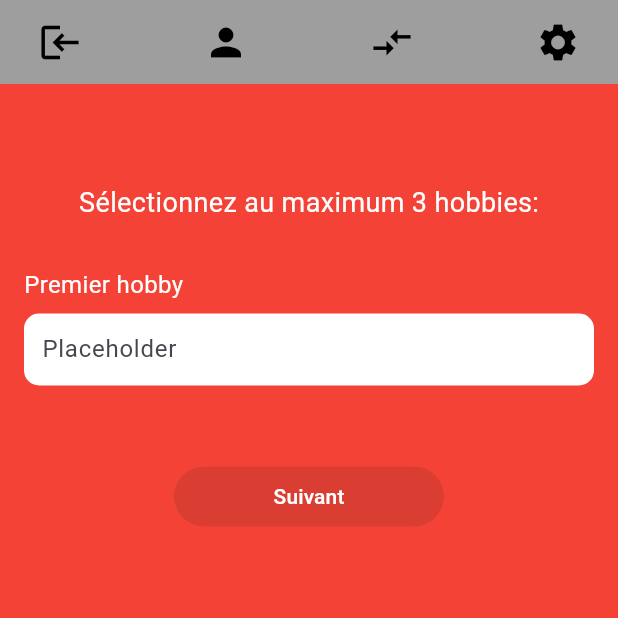
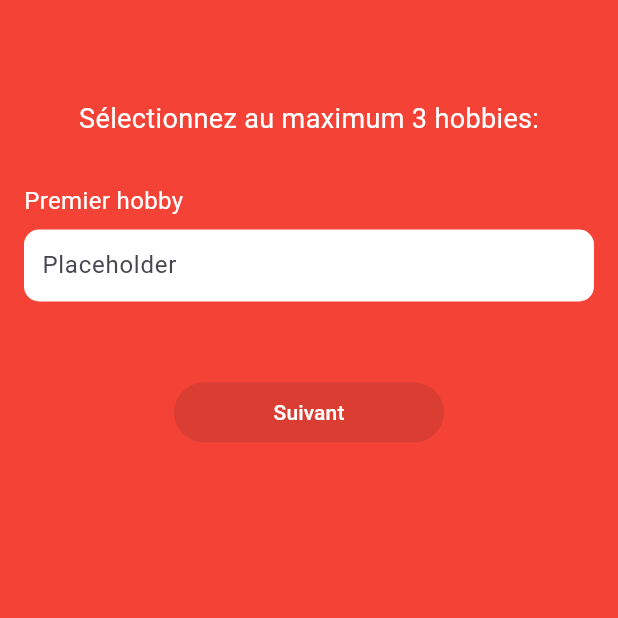
Before and after one commit to algosup/2023-2024-project-5-flutter-team-7, a Flutter app: the HobbiesSelectionScreen screen opened by its route, on a phone screen of 412 x 824 dp, the top half of it. Run offline on Flutter 3.47's test engine with Material 3 defaults, Android fonts, the light colour scheme and no system bars; our stand-ins replace flutter_riverpod, geolocator, go_router.

Commit message:
Merge common layouts into one

```diff
--- a/src/adopteuncandidat/lib/layout/common_layout.dart
+++ b/src/adopteuncandidat/lib/layout/common_layout.dart
@@ -1,59 +1,47 @@
+import 'package:adopteuncandidat/models/layout_model.dart';
+import 'package:adopteuncandidat/widgets/app_bar_button.dart';
 import 'package:flutter/material.dart';
-import 'package:go_router/go_router.dart';
 import 'dart:math';
 
 class CommonLayout extends StatelessWidget {
+  final LayoutType type;
   final Widget body;
-  const CommonLayout({required this.body, super.key});
+  const CommonLayout({required this.body, required this.type, super.key});
 
   @override
   Widget build(BuildContext context) {
+    if (!type.showAppBar()) {
+      return body;
+    }
+
     return Scaffold(
       appBar: AppBar(
         backgroundColor: Colors.grey,
         title: Row(
+          mainAxisAlignment: MainAxisAlignment.spaceAround,
           children: [
-            IconButton(
-              iconSize: 30,
-              color: Colors.black,
-              alignment: Alignment.topLeft,
-              icon: Transform.rotate(
-                angle: pi,
-                child: const Icon(Icons.login),
+            Transform.rotate(
+              angle: pi,
+              child: AppBarButton(
+                icon: Icons.logout,
+                route: '/',
+                selected: type == LayoutType.login,
               ),
-              onPressed: () {
-                context.go('/');
-              },
             ),
-            const Spacer(),
-            IconButton(
-              icon: const Icon(Icons.person),
-              iconSize: 30,
-              alignment: Alignment.topLeft,
-              color: Colors.black,
-              onPressed: () {
-                context.go('/jobSeekerProfile');
-              },
+            AppBarButton(
+              icon: Icons.person,
+              route: '/jobSeekerProfile',
+              selected: type == LayoutType.editProfile,
             ),
-            const Spacer(),
-            IconButton(
-              icon: const Icon(Icons.compare_arrows),
-              iconSize: 30,
-              alignment: Alignment.topLeft,
-              color: Colors.black,
-              onPressed: () {
-                context.go('/matchmaking');
-              },
+            AppBarButton(
+              icon: Icons.compare_arrows,
+              route: '/matchmaking',
+              selected: type == LayoutType.matchmaking,
             ),
-            const Spacer(),
-            IconButton(
-              alignment: Alignment.topLeft,
-              iconSize: 30,
-              color: Colors.black,
-              icon: const Icon(Icons.settings),
-              onPressed: () {
-                context.go('/settings');
-              },
+            AppBarButton(
+              icon: Icons.settings,
+              route: '/settings',
+              selected: type == LayoutType.settings,
             ),
           ],
         ),
--- a/src/adopteuncandidat/lib/layout/common_layout2.dart
+++ /dev/null
@@ -1,78 +0,0 @@
-import 'package:flutter/material.dart';
-import 'package:go_router/go_router.dart';
-import 'dart:math';
-
-class CommonLayout2 extends StatelessWidget {
-  final Widget body;
-  const CommonLayout2({required this.body, super.key});
-
-  @override
-  Widget build(BuildContext context) {
-    return Scaffold(
-      appBar: AppBar(
-        backgroundColor: Colors.grey,
-        title: Row(
-          children: [
-            IconButton(
-              iconSize: 30,
-              color: Colors.black,
-              alignment: Alignment.topLeft,
-              icon: Transform.rotate(
-                angle: pi,
-                child: const Icon(Icons.login),
-              ),
-              onPressed: () {
-                context.go('/');
-              },
-            ),
-            const Spacer(),
-            _buildDisabledIconButton(
-              icon: Icons.person,
-              onPressed: () {
-                context.go('/jobSeekerProfile');
-              },
-            ),
-            const Spacer(),
-            _buildDisabledIconButton(
-              icon: Icons.compare_arrows,
-              onPressed: () {
-                context.go('/matchmaking');
-              },
-            ),
-            const Spacer(),
-            _buildDisabledIconButton(
-              icon: Icons.settings,
-              onPressed: () {
-                context.go('/settings');
-              },
-            ),
-          ],
-        ),
-      ),
-      body: body,
-    );
-  }
-
-  Widget _buildIconButton({
-    required IconData icon,
-    required VoidCallback onPressed,
-  }) {
-    return IconButton(
-      icon: Icon(icon),
-      iconSize: 30,
-      alignment: Alignment.topLeft,
-      color: Colors.black,
-      onPressed: onPressed,
-    );
-  }
-
-  Widget _buildDisabledIconButton({
-    required IconData icon,
-    required VoidCallback onPressed,
-  }) {
-    return IgnorePointer(
-      ignoring: true, // This makes the IconButton unclickable
-      child: _buildIconButton(icon: icon, onPressed: onPressed),
-    );
-  }
-}
--- /dev/null
+++ b/src/adopteuncandidat/lib/models/layout_model.dart
@@ -0,0 +1,23 @@
+enum LayoutType {
+  login,
+  createProfile,
+  editProfile,
+  matchmaking,
+  settings,
+  ;
+
+  bool showAppBar() {
+    switch (this) {
+      case LayoutType.login:
+        return false;
+      case LayoutType.createProfile:
+        return false;
+      case LayoutType.editProfile:
+        return true;
+      case LayoutType.matchmaking:
+        return true;
+      case LayoutType.settings:
+        return true;
+    }
+  }
+}
--- a/src/adopteuncandidat/lib/screens/hobbies_selection.dart
+++ b/src/adopteuncandidat/lib/screens/hobbies_selection.dart
@@ -1,5 +1,5 @@
 import 'package:adopteuncandidat/layout/common_layout.dart';
-import 'package:adopteuncandidat/layout/common_layout2.dart';
+import 'package:adopteuncandidat/models/layout_model.dart';
 import 'package:adopteuncandidat/providers/provider_hobbies_selection.dart';
 import 'package:flutter/material.dart';
 import 'package:flutter_riverpod/flutter_riverpod.dart';
@@ -96,15 +96,11 @@ class _HobbiesSelectionScreenState
       _initializeControllers(hobbies);
     });
 
-    if (widget.isEditMode) {
-      return CommonLayout(
-        body: _buildContent(notifier),
-      );
-    } else {
-      return CommonLayout2(
-        body: _buildContent(notifier),
-      );
-    }
+    return CommonLayout(
+      type:
+          widget.isEditMode ? LayoutType.editProfile : LayoutType.createProfile,
+      body: _buildContent(notifier),
+    );
   }
 
   Widget _buildContent(HobbiesNotifier notifier) {
--- a/src/adopteuncandidat/lib/screens/job_seeker_profile.dart
+++ b/src/adopteuncandidat/lib/screens/job_seeker_profile.dart
@@ -1,4 +1,5 @@
 import 'package:adopteuncandidat/layout/common_layout.dart';
+import 'package:adopteuncandidat/models/layout_model.dart';
 import 'package:flutter/material.dart';
 import 'package:go_router/go_router.dart';
 
@@ -8,6 +9,7 @@ class JobSeekerScreen extends StatelessWidget {
   @override
   Widget build(BuildContext context) {
     return CommonLayout(
+      type: LayoutType.editProfile,
       body: Container(
         decoration: const BoxDecoration(
           color: Colors.red,
--- a/src/adopteuncandidat/lib/screens/matchmaking_company.dart
+++ b/src/adopteuncandidat/lib/screens/matchmaking_company.dart
@@ -1,4 +1,5 @@
 import 'package:adopteuncandidat/layout/common_layout.dart';
+import 'package:adopteuncandidat/models/layout_model.dart';
 import 'package:adopteuncandidat/models/matchmaking_model.dart';
 import 'package:adopteuncandidat/mock_requests.dart';
 import 'package:adopteuncandidat/providers/provider_matchmaking.dart';
@@ -57,6 +58,7 @@ class _CompanyMatchmakingScreenState
     final model = ref.watch(matchmakingProvider).company;
     if (model == null) {
       return const CommonLayout(
+        type: LayoutType.matchmaking,
         body: Center(
           child: CircularProgressIndicator(),
         ),
@@ -64,6 +66,7 @@ class _CompanyMatchmakingScreenState
     }
 
     return CommonLayout(
+      type: LayoutType.matchmaking,
       body: GestureDetector(
         onHorizontalDragEnd: (DragEndDetails details) {
           if (details.primaryVelocity! < 0) {
--- a/src/adopteuncandidat/lib/screens/matchmaking_company_done.dart
+++ b/src/adopteuncandidat/lib/screens/matchmaking_company_done.dart
@@ -1,4 +1,5 @@
 import 'package:adopteuncandidat/layout/common_layout.dart';
+import 'package:adopteuncandidat/models/layout_model.dart';
 import 'package:adopteuncandidat/providers/provider_matchmaking.dart';
 import 'package:flutter/material.dart';
 import 'package:flutter_riverpod/flutter_riverpod.dart';
@@ -23,8 +24,7 @@ class _CompanyMatchmakingDoneScreenState
   Widget build(BuildContext context) {
     final model = ref.watch(matchmakingProvider).company;
     if (model == null) {
-      return CommonLayout(
-        body: Center(
+      return Center(
         child: Column(
           children: [
             const Text('An error occured.\nHow did you get here?'),
@@ -34,11 +34,11 @@ class _CompanyMatchmakingDoneScreenState
             ),
           ],
         ),
-        ),
       );
     }
 
     return CommonLayout(
+      type: LayoutType.matchmaking,
       body: GestureDetector(
         child: Stack(
           children: [
--- a/src/adopteuncandidat/lib/screens/offer_creation.dart
+++ b/src/adopteuncandidat/lib/screens/offer_creation.dart
@@ -1,4 +1,5 @@
 import 'package:adopteuncandidat/layout/common_layout.dart';
+import 'package:adopteuncandidat/models/layout_model.dart';
 import 'package:adopteuncandidat/providers/provider_offer.dart';
 import 'package:adopteuncandidat/providers/provider_soft_skills_seeker.dart';
 import 'package:adopteuncandidat/widgets/soft_skills_selector.dart';
@@ -64,6 +65,7 @@ class _OfferCreationScreenState extends ConsumerState<OfferCreationScreen> {
     }
 
     return CommonLayout(
+      type: LayoutType.editProfile,
       body: Container(
         color: Colors.lightBlue,
         child: Padding(
--- a/src/adopteuncandidat/lib/screens/offer_list.dart
+++ b/src/adopteuncandidat/lib/screens/offer_list.dart
@@ -1,4 +1,5 @@
 import 'package:adopteuncandidat/layout/common_layout.dart';
+import 'package:adopteuncandidat/models/layout_model.dart';
 import 'package:adopteuncandidat/providers/provider_offer.dart';
 import 'package:flutter/material.dart';
 import 'package:flutter_riverpod/flutter_riverpod.dart';
@@ -12,6 +13,7 @@ class OfferListScreen extends ConsumerWidget {
     final offers = ref.watch(offerProvider);
 
     return CommonLayout(
+      type: LayoutType.editProfile,
       body: Scaffold(
         appBar: AppBar(
           title: const Text('List of Offers'),
```
Also changed, not shown: src/adopteuncandidat/lib/screens/soft_skills_selection_seeker.dart (+6 -10 lines), src/adopteuncandidat/lib/widgets/app_bar_button.dart (added, +34 -0 lines). Lines whose indentation alone changed are shown as unchanged.
